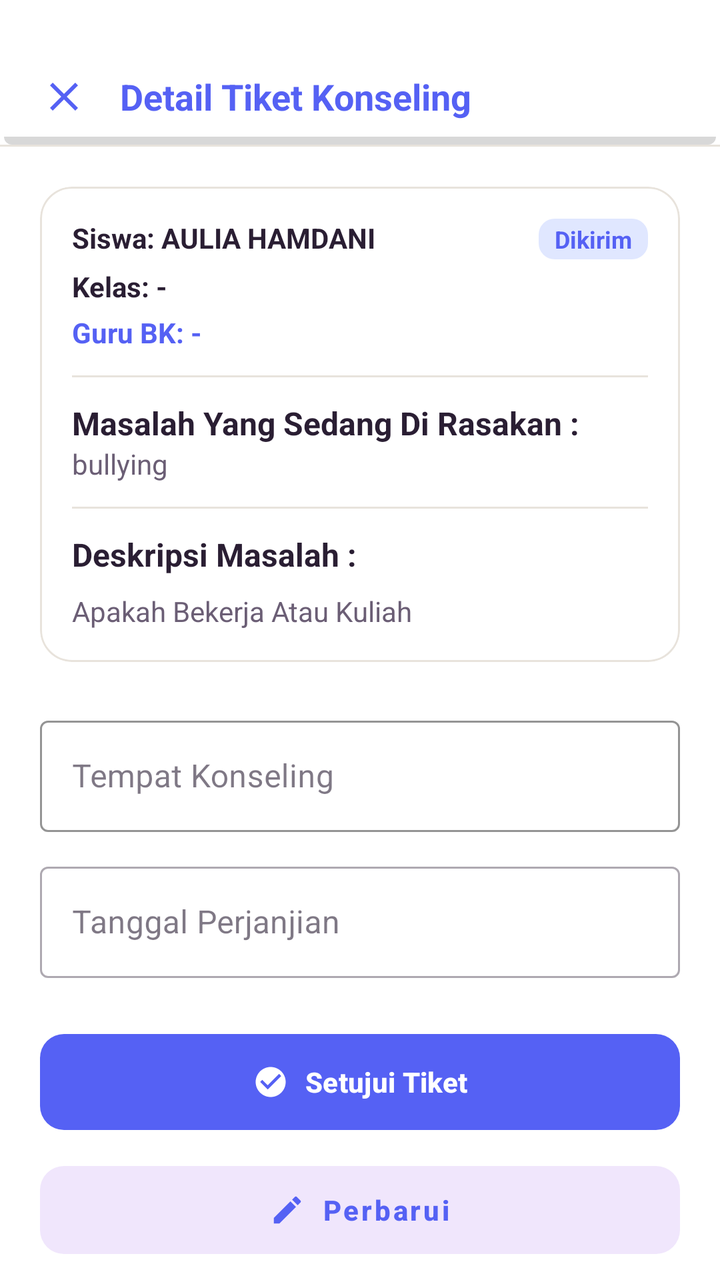
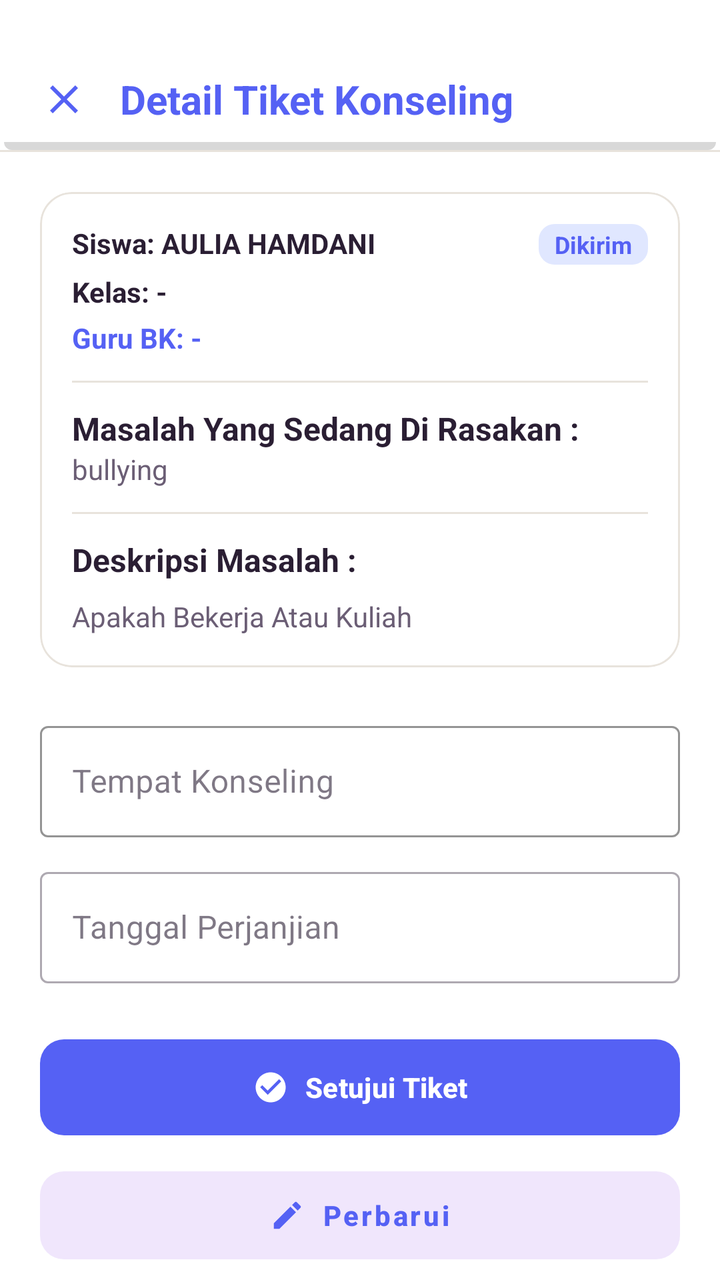

Two renders of the same Android screen: before a commit and after it. Below are the layout's source before the change and the commit's diff.
<!-- AndroidManifest.xml: application theme Theme.BkNova -->
<!-- res/layout/fragment_detail_tiket.xml -->
<?xml version="1.0" encoding="utf-8"?>
<androidx.constraintlayout.widget.ConstraintLayout xmlns:android="http://schemas.android.com/apk/res/android"
    xmlns:app="http://schemas.android.com/apk/res-auto"
    android:layout_width="match_parent"
    android:layout_height="match_parent"
    android:background="@color/white">

    
    <androidx.constraintlayout.widget.ConstraintLayout
        android:id="@+id/header"
        android:layout_width="match_parent"
        android:layout_height="wrap_content"
        android:paddingTop="36dp"
        android:paddingBottom="12dp"
        android:paddingHorizontal="20dp"
        android:background="@drawable/bg_header"
        app:layout_constraintTop_toTopOf="parent">

        <ImageView
            android:id="@+id/btn_back_detail_tiket"
            android:layout_width="24dp"
            android:layout_height="24dp"
            android:src="@drawable/ic_close"
            app:layout_constraintBottom_toBottomOf="parent"
            app:layout_constraintStart_toStartOf="parent"
            app:layout_constraintTop_toTopOf="parent"
            app:tint="@color/brand_primary"
            android:clickable="true"
            android:focusable="true"
            android:background="?attr/selectableItemBackgroundBorderless" />

        <TextView
            android:layout_width="wrap_content"
            android:layout_height="wrap_content"
            android:layout_marginStart="16dp"
            android:text="Detail Tiket Konseling"
            android:textColor="@color/brand_primary"
            android:textSize="18sp"
            android:textStyle="bold"
            app:layout_constraintBottom_toBottomOf="parent"
            app:layout_constraintStart_toEndOf="@id/btn_back_detail_tiket"
            app:layout_constraintTop_toTopOf="parent" />

    </androidx.constraintlayout.widget.ConstraintLayout>

    <View
        android:id="@+id/divider_header"
        android:layout_width="match_parent"
        android:layout_height="1dp"
        android:background="@color/divider_color"
        app:layout_constraintTop_toBottomOf="@id/header" />

    <androidx.core.widget.NestedScrollView
        android:layout_width="match_parent"
        android:layout_height="0dp"
        android:fillViewport="true"
        app:layout_constraintBottom_toBottomOf="parent"
        app:layout_constraintTop_toBottomOf="@id/divider_header">

        <LinearLayout
            android:layout_width="match_parent"
            android:layout_height="wrap_content"
            android:orientation="vertical"
            android:padding="20dp">

            
            <com.google.android.material.card.MaterialCardView
                android:layout_width="match_parent"
                android:layout_height="wrap_content"
                app:cardCornerRadius="16dp"
                app:cardElevation="0dp"
                app:strokeWidth="1dp"
                app:strokeColor="@color/border_color">

                <LinearLayout
                    android:layout_width="match_parent"
                    android:layout_height="wrap_content"
                    android:orientation="vertical"
                    android:padding="16dp">

                    <RelativeLayout
                        android:layout_width="match_parent"
                        android:layout_height="wrap_content">

                        <TextView
                            android:id="@+id/tv_detail_siswa"
                            android:layout_width="wrap_content"
                            android:layout_height="wrap_content"
                            android:text="Siswa: AULIA HAMDANI"
                            android:textColor="@color/text_color_primary"
                            android:textStyle="bold" />

                        <TextView
                            android:id="@+id/tv_detail_status"
                            android:layout_width="wrap_content"
                            android:layout_height="wrap_content"
                            android:layout_alignParentEnd="true"
                            android:text="Dikirim"
                            android:textColor="@color/brand_primary"
                            android:background="@drawable/bg_status_dikirim"
                            android:paddingHorizontal="8dp"
                            android:paddingVertical="2dp"
                            android:textSize="12sp"
                            android:textStyle="bold" />
                    </RelativeLayout>

                    <TextView
                        android:id="@+id/tv_detail_kelas"
                        android:layout_width="wrap_content"
                        android:layout_height="wrap_content"
                        android:layout_marginTop="4dp"
                        android:textStyle="bold"
                        android:textColor="@color/text_color_primary"
                        android:text="Kelas: -" />

                    <TextView
                        android:id="@+id/tv_detail_bk"
                        android:layout_width="wrap_content"
                        android:layout_height="wrap_content"
                        android:layout_marginTop="4dp"
                        android:textStyle="bold"
                        android:textColor="@color/brand_primary"
                        android:text="Guru BK: -" />

                    <View
                        android:layout_width="match_parent"
                        android:layout_height="1dp"
                        android:background="@color/border_color"
                        android:layout_marginVertical="12dp" />

                    
                    <LinearLayout
                        android:id="@+id/layout_info_perjanjian"
                        android:layout_width="match_parent"
                        android:layout_height="wrap_content"
                        android:orientation="vertical"
                        android:visibility="gone">

                        <TextView
                            android:layout_width="wrap_content"
                            android:layout_height="wrap_content"
                            android:text="Informasi Pertemuan :"
                            android:textStyle="bold"
                            android:textColor="@color/text_color_primary"
                            android:textSize="14sp" />

                        <TextView
                            android:id="@+id/tv_detail_tempat"
                            android:layout_width="wrap_content"
                            android:layout_height="wrap_content"
                            android:layout_marginTop="4dp"
                            android:text="Tempat: -"
                            android:textColor="@color/text_color_secondary" />

                        <TextView
                            android:id="@+id/tv_detail_tanggal"
                            android:layout_width="wrap_content"
                            android:layout_height="wrap_content"
                            android:layout_marginTop="2dp"
                            android:text="Waktu: -"
                            android:textColor="@color/text_color_secondary" />

                        <View
                            android:layout_width="match_parent"
                            android:layout_height="1dp"
                            android:background="@color/border_color"
                            android:layout_marginVertical="12dp" />
                    </LinearLayout>

                    <TextView
                        android:layout_width="wrap_content"
                        android:layout_height="wrap_content"
                        android:textStyle="bold"
                        android:textSize="16sp"
                        android:textColor="@color/text_color_primary"
                        android:text="Masalah Yang Sedang Di Rasakan :"/>

                    <TextView
                        android:id="@+id/tv_detail_judul"
                        android:layout_width="wrap_content"
                        android:layout_height="wrap_content"
                        android:textColor="@color/text_color_secondary"
                        android:text="bullying"
                        android:textStyle="normal" />

                    <View
                        android:layout_width="match_parent"
                        android:layout_height="1dp"
                        android:background="@color/border_color"
                        android:layout_marginVertical="12dp" />

                    <TextView
                        android:layout_width="wrap_content"
                        android:layout_height="wrap_content"
                        android:textStyle="bold"
                        android:textColor="@color/text_color_primary"
                        android:text="Deskripsi Masalah :"
                        android:textSize="16sp"/>

                    <TextView
                        android:id="@+id/tv_detail_isi"
                        android:layout_width="wrap_content"
                        android:layout_height="wrap_content"
                        android:layout_marginTop="8dp"
                        android:textStyle="normal"
                        android:textColor="@color/text_color_secondary"
                        android:text="Apakah Bekerja Atau Kuliah" />

                </LinearLayout>
            </com.google.android.material.card.MaterialCardView>

            
            <LinearLayout
                android:id="@+id/layout_actions_bk"
                android:layout_width="match_parent"
                android:layout_height="wrap_content"
                android:orientation="vertical"
                android:layout_marginTop="24dp">

                <com.google.android.material.textfield.TextInputLayout
                    android:id="@+id/til_tempat"
                    android:layout_width="match_parent"
                    android:layout_height="wrap_content"
                    android:hint="Tempat Konseling"
                    app:boxStrokeColor="@color/brand_dark"
                    style="@style/Widget.MaterialComponents.TextInputLayout.OutlinedBox">
                    <com.google.android.material.textfield.TextInputEditText
                        android:layout_width="match_parent"
                        android:layout_height="wrap_content" />
                </com.google.android.material.textfield.TextInputLayout>

                <com.google.android.material.textfield.TextInputLayout
                    android:id="@+id/til_tanggal"
                    android:layout_width="match_parent"
                    android:layout_height="wrap_content"
                    android:hint="Tanggal Perjanjian"
                    android:layout_marginTop="12dp"
                    style="@style/Widget.MaterialComponents.TextInputLayout.OutlinedBox">
                    <com.google.android.material.textfield.TextInputEditText
                        android:layout_width="match_parent"
                        android:layout_height="wrap_content"
                        android:focusable="false"
                        android:clickable="true" />
                </com.google.android.material.textfield.TextInputLayout>

                <com.google.android.material.button.MaterialButton
                    android:id="@+id/btn_setujui"
                    android:layout_width="match_parent"
                    android:layout_height="56dp"
                    android:text="@string/btn_setujui_tiket"
                    android:layout_marginTop="24dp"
                    android:textAllCaps="false"
                    android:textStyle="bold"
                    app:icon="@drawable/ic_check_circle"
                    app:iconGravity="textStart"
                    app:iconPadding="8dp"
                    app:cornerRadius="12dp" />

                <com.google.android.material.button.MaterialButton
                    android:id="@+id/btn_update_lokasi"
                    android:layout_width="match_parent"
                    android:layout_height="56dp"
                    android:text="Perbarui"
                    android:layout_marginTop="8dp"
                    android:textAllCaps="false"
                    android:textStyle="bold"
                    style="@style/Widget.MaterialComponents.Button.UnelevatedButton"
                    android:textColor="@color/brand_primary"
                    app:backgroundTint="@color/brand_soft"
                    app:icon="@drawable/ic_edit"
                    app:iconGravity="textStart"
                    app:iconPadding="8dp"
                    app:iconTint="@color/brand_primary"
                    app:cornerRadius="12dp" />

                <com.google.android.material.button.MaterialButton
                    android:id="@+id/btn_tunda"
                    android:layout_width="match_parent"
                    android:layout_height="56dp"
                    android:text="@string/btn_tunda_konseling"
                    android:layout_marginTop="8dp"
                    android:textAllCaps="false"
                    android:textStyle="bold"
                    style="@style/Widget.MaterialComponents.Button.UnelevatedButton"
                    android:textColor="@color/accent_peach_text"
                    app:backgroundTint="@color/accent_peach_soft"
                    app:cornerRadius="12dp" />

                <com.google.android.material.button.MaterialButton
                    android:id="@+id/btn_selesai_bk"
                    android:layout_width="match_parent"
                    android:layout_height="56dp"
                    android:text="@string/btn_selesaikan_tiket"
                    android:layout_marginTop="8dp"
                    android:textAllCaps="false"
                    android:textStyle="bold"
                    style="@style/Widget.MaterialComponents.Button.UnelevatedButton"
                    android:textColor="@color/green_text"
                    app:backgroundTint="@color/green_light"
                    app:icon="@drawable/ic_check_circle"
                    app:iconGravity="textStart"
                    app:iconPadding="8dp"
                    app:iconTint="@color/green_text"
                    app:cornerRadius="12dp" />

                <com.google.android.material.button.MaterialButton
                    android:id="@+id/btn_hapus_riwayat_bk"
                    android:layout_width="match_parent"
                    android:layout_height="56dp"
                    android:text="@string/btn_hapus_riwayat"
                    android:layout_marginTop="8dp"
                    android:textAllCaps="false"
                    android:textStyle="bold"
                    style="@style/Widget.MaterialComponents.Button.OutlinedButton"
                    android:textColor="@color/red_text"
                    app:strokeColor="@color/red_text"
                    app:cornerRadius="12dp"
                    android:visibility="gone" />
            </LinearLayout>

            
            <LinearLayout
                android:id="@+id/layout_actions_siswa"
                android:layout_width="match_parent"
                android:layout_height="wrap_content"
                android:orientation="vertical"
                android:layout_marginTop="24dp"
                android:visibility="gone">

                <com.google.android.material.button.MaterialButton
                    android:id="@+id/btn_edit_siswa"
                    android:layout_width="match_parent"
                    android:layout_height="56dp"
                    android:text="@string/btn_edit_masalah"
                    android:textAllCaps="false"
                    android:textStyle="bold"
                    app:icon="@drawable/ic_edit"
                    app:iconGravity="textStart"
                    app:iconPadding="8dp"
                    app:cornerRadius="16dp" />

                <com.google.android.material.button.MaterialButton
                    android:id="@+id/btn_hapus_siswa"
                    android:layout_width="match_parent"
                    android:layout_height="56dp"
                    android:text="@string/btn_hapus_tiket"
                    android:layout_marginTop="8dp"
                    android:textAllCaps="false"
                    android:textStyle="bold"
                    style="@style/Widget.MaterialComponents.Button.OutlinedButton"
                    android:textColor="@color/red_text"
                    app:strokeColor="@color/red_text"
                    app:cornerRadius="16dp" />
            </LinearLayout>

        </LinearLayout>
    </androidx.core.widget.NestedScrollView>

</androidx.constraintlayout.widget.ConstraintLayout>
<!-- resources referenced by this layout -->
<resources>
  <color name="accent_peach_soft">#FFE8E5</color>
  <color name="accent_peach_text">#B4453A</color>
  <color name="border_color">#E8E3DC</color>
  <color name="brand_dark">#6929BB</color>
  <color name="brand_primary">#5561F4</color>
  <color name="brand_soft">#F0E6FC</color>
  <color name="divider_color">#E8E3DC</color>
  <color name="green_light">#D1FAE5</color>
  <color name="green_text">#059669</color>
  <color name="red_text">#DC2626</color>
  <color name="text_color_primary">#2A1E33</color>
  <color name="text_color_secondary">#6B5E75</color>
  <color name="white">#FFFFFFFF</color>
  <!-- drawable bg_header (drawable) -->
  <?xml version="1.0" encoding="utf-8"?>
  <layer-list xmlns:android="http://schemas.android.com/apk/res/android">
  
      
      <item
          android:left="2dp"
          android:right="2dp"
          android:top="4dp">
          <shape android:shape="rectangle">
              <solid android:color="#27000000"/>
              <corners android:radius="4dp" />
          </shape>
      </item>
  
      
      <item
          android:right="0dp"
          android:bottom="4dp">
          <shape android:shape="rectangle">
              <solid android:color="#FFFFFF" />
          </shape>
      </item>
  
  </layer-list>
  <!-- drawable bg_status_dikirim (drawable) -->
  <?xml version="1.0" encoding="utf-8"?>
  <shape xmlns:android="http://schemas.android.com/apk/res/android">
      <solid android:color="#E0E7FF" />
      <corners android:radius="8dp" />
  </shape>
  <!-- drawable ic_check_circle (drawable) -->
  <vector xmlns:android="http://schemas.android.com/apk/res/android"
      android:width="24dp"
      android:height="24dp"
      android:viewportWidth="24"
      android:viewportHeight="24">
      <path
          android:fillColor="#FFFFFF"
          android:pathData="M12,2C6.48,2 2,6.48 2,12s4.48,10 10,10 10,-4.48 10,-10S17.52,2 12,2zM10,17l-5,-5l1.41,-1.41L10,14.17l7.59,-7.59L19,8l-9,9z"/>
  </vector>
  <!-- drawable ic_close (drawable) -->
  <vector xmlns:android="http://schemas.android.com/apk/res/android"
      android:width="24dp"
      android:height="24dp"
      android:viewportWidth="24"
      android:viewportHeight="24">
      <path
          android:fillColor="#FF000000"
          android:pathData="M19,6.41L17.59,5L12,10.59L6.41,5L5,6.41L10.59,12L5,17.59L6.41,19L12,13.41L17.59,19L19,17.59L13.41,12L19,6.41Z" />
  </vector>
  <!-- drawable ic_edit (drawable) -->
  <vector xmlns:android="http://schemas.android.com/apk/res/android"
      android:width="24dp"
      android:height="24dp"
      android:viewportWidth="24"
      android:viewportHeight="24">
      <path
          android:fillColor="#000000"
          android:pathData="M3,17.25V21h3.75L17.81,9.94l-3.75,-3.75L3,17.25zM20.71,7.04c0.39,-0.39 0.39,-1.02 0,-1.41l-2.34,-2.34c-0.39,-0.39 -1.02,-0.39 -1.41,0l-1.83,1.83l3.75,3.75L20.71,7.04z"/>
  </vector>
  <string name="btn_edit_masalah">Edit Masalah</string>
  <string name="btn_hapus_riwayat">Hapus Riwayat Tiket</string>
  <string name="btn_hapus_tiket">Hapus Tiket</string>
  <string name="btn_selesaikan_tiket">Selesaikan Tiket</string>
  <string name="btn_setujui_tiket">Setujui Tiket</string>
  <string name="btn_tunda_konseling">Tunda Konseling</string>
  <style name="Theme.BkNova" parent="Base.Theme.BkNova" />
  <color name="accent_pink">#FF7FAF</color>
  <color name="accent_pink_soft">#FFECF3</color>
  <color name="accent_peach">#FFC6BF</color>
  <color name="background_cream">#F8F7F2</color>
  <color name="red_light">#FEE2E2</color>
  <!-- unchanged entries left out for length: 1 -->
</resources>

<!-- the commit's change to res/layout/fragment_detail_tiket.xml (unified diff, before → after) -->
@@ -35,7 +35,7 @@
             android:layout_marginStart="16dp"
             android:text="Detail Tiket Konseling"
             android:textColor="@color/brand_primary"
-            android:textSize="18sp"
+            android:textSize="20sp"
             android:textStyle="bold"
             app:layout_constraintBottom_toBottomOf="parent"
             app:layout_constraintStart_toEndOf="@id/btn_back_detail_tiket"
